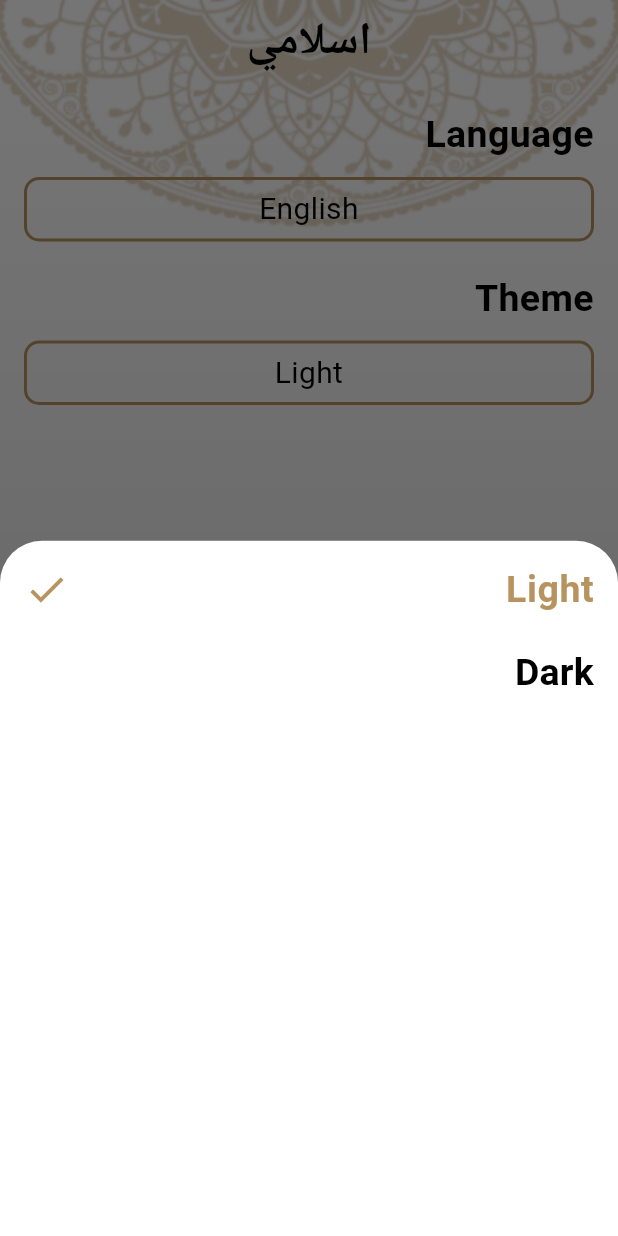
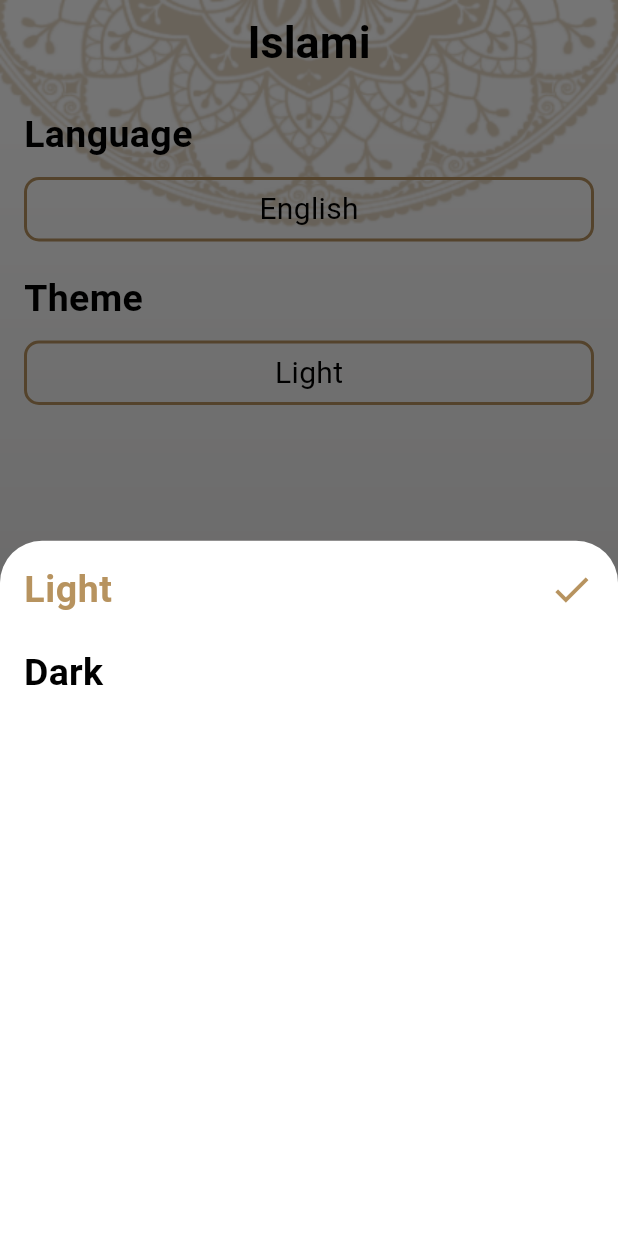
Before and after one commit to Jimmybasha/islamiapp, a Flutter app: the screen it shows after launch, item 5 of the bottom bar chosen, after a tap on "Light", on a phone screen of 412 x 824 dp. Run offline on Flutter 3.47's test engine with Material 3 defaults, Android fonts, the phone set to English and light mode, and no system bars; our stand-ins replace shared_preferences; generated files the repository leaves out were written again.

Commit message:
+Shared Preference +Dark/Light Theme Logic Buttons +Language Logic

```diff
--- a/lib/Ahadeth/AhadethDetails/AhadethDetails.dart
+++ b/lib/Ahadeth/AhadethDetails/AhadethDetails.dart
@@ -1,5 +1,7 @@
 import 'package:flutter/material.dart';
 import 'package:islamiapp/Ahadeth/Hadeth.dart';
+import 'package:islamiapp/Providers/SettingsProvider.dart';
+import 'package:provider/provider.dart';
 
 import '../../Style/DarkTheme/DarkAppStyle.dart';
 
@@ -10,12 +12,13 @@ class AhadethdetailsScreen extends StatelessWidget {
 
   @override
   Widget build(BuildContext context) {
+    SettingsProvider settingsProvider = Provider.of<SettingsProvider>(context);
     Hadeth args = ModalRoute.of(context)!.settings.arguments as Hadeth ;
     return Container(
         decoration:  BoxDecoration(
         image: DecorationImage(
         image: AssetImage(
-              DarkAppStyle.isDark
+            settingsProvider.themeMode==ThemeMode.dark
               ?"assets/images/dark_bg.png"
               :
             "assets/images/default_bg.png"
--- /dev/null
+++ b/lib/Providers/SettingsProvider.dart
@@ -0,0 +1,81 @@
+import 'package:flutter/cupertino.dart';
+import 'package:flutter/material.dart';
+import 'package:shared_preferences/shared_preferences.dart';
+
+
+class SettingsProvider extends ChangeNotifier{
+
+SettingsProvider(){
+  getTheme();
+  getLanguage();
+}
+
+  ThemeMode themeMode = ThemeMode.light;
+  String Language ="en";
+
+  //SetTheme to Get the Data sent when the user defines his unique settings
+  //To Get it by another Function
+
+   Future<void> setTheme(ThemeMode theme)async{
+    final SharedPreferences prefs = await SharedPreferences.getInstance();
+    if(theme==ThemeMode.light){
+      await prefs.setString("keyTheme","Light");
+    }else{
+      await prefs.setString("keyTheme","Dark");
+    }
+  }
+
+
+  //Data Returned from this function used to Initialize the data saved from the user last time
+  Future<void> getTheme()async{
+     final SharedPreferences prefs = await SharedPreferences.getInstance();
+      String cachedTheme = prefs.getString("keyTheme")??"Light";
+
+      if(cachedTheme=="Light"){
+        themeMode=ThemeMode.light;
+      }else{
+        themeMode=ThemeMode.dark;
+      }
+  }
+
+  Future<void> setLanguage(String language)async{
+    final SharedPreferences prefs = await SharedPreferences.getInstance();
+    if(language=="en"){
+      await prefs.setString("keyLanguage","en");
+    }else{
+      await prefs.setString("keyLanguage","ar");
+    }
+  }
+
+  Future<void> getLanguage()async{
+    final SharedPreferences prefs = await SharedPreferences.getInstance();
+    String cachedLanguage = prefs.getString("keyLanguage")??"en";
+    if(cachedLanguage=="en"){
+      Language="en";
+    }else{
+      Language="ar";
+    }
+  }
+
+
+
+  changeTheme(ThemeMode newTheme){
+    if(!(themeMode==newTheme)){
+    themeMode=newTheme;
+    notifyListeners();
+    setTheme(themeMode);
+
+    }
+  }
+
+  changeLanguage(String newLanguage){
+
+    if(!(Language==newLanguage)){
+      Language=newLanguage;
+      notifyListeners();
+      setLanguage(newLanguage);
+    }
+
+  }
+
+}
--- a/lib/Settings/ThemeBottomSheet.dart
+++ b/lib/Settings/ThemeBottomSheet.dart
@@ -1,5 +1,7 @@
 import 'package:flutter/material.dart';
-
+import 'package:islamiapp/Providers/SettingsProvider.dart';
+import 'package:provider/provider.dart';
+import 'package:flutter_gen/gen_l10n/app_localization.dart';
 import 'SelectedItem.dart';
 import 'UnselectedItem.dart';
 
@@ -7,14 +9,29 @@ class ThemeBottomSheet extends StatelessWidget {
 
   @override
   Widget build(BuildContext context) {
+    SettingsProvider settingsProvider =  Provider.of<SettingsProvider>(context);
     return Container(
       margin: const EdgeInsets.all(16),
       child:  Column(
         crossAxisAlignment: CrossAxisAlignment.stretch,
         children: [
-          SelectedItem(title:"Light"),
+          SelectedItem(
+              title:settingsProvider.themeMode==ThemeMode.light?AppLocalizations.of(context)!.light:AppLocalizations.of(context)!.dark
+          ),
           const SizedBox(height: 20),
-          UnselectedItem(title: "Dark")
+          InkWell(
+              child: UnselectedItem(
+                  title:settingsProvider.themeMode==ThemeMode.light?AppLocalizations.of(context)!.dark:AppLocalizations.of(context)!.light
+              ),
+            onTap: (){
+                if(settingsProvider.themeMode==ThemeMode.light){
+                  settingsProvider.changeTheme(ThemeMode.dark);
+                }else{
+                  settingsProvider.changeTheme(ThemeMode.light);
+                }
+                Navigator.pop(context);
+            },
+          )
         ],
       ),
     );
--- a/lib/Style/DarkTheme/DarkAppStyle.dart
+++ b/lib/Style/DarkTheme/DarkAppStyle.dart
@@ -4,7 +4,6 @@ import 'package:flutter/material.dart';
 class DarkAppStyle{
 
   static Color DarkPrimaryColor = const Color(0xff141A2E);
-  static bool isDark = false;
   static Color DarkSecondaryColor = const Color(0xffFACC1D);
   static ThemeData DarkTheme = ThemeData(
       bottomSheetTheme: BottomSheetThemeData(
--- a/lib/home/HomeScreen.dart
+++ b/lib/home/HomeScreen.dart
@@ -1,7 +1,9 @@
 import 'package:flutter/material.dart';
+import 'package:islamiapp/Providers/SettingsProvider.dart';
 import 'package:islamiapp/tabs/AhadethTab.dart';
 import 'package:islamiapp/tabs/SebhaTab.dart';
 import 'package:flutter_gen/gen_l10n/app_localization.dart';
+import 'package:provider/provider.dart';
 
 
 import '../Style/DarkTheme/DarkAppStyle.dart';
@@ -35,11 +37,12 @@ class _HomescreenState extends State<Homescreen> {
 
   @override
   Widget build(BuildContext context) {
+    SettingsProvider settingsProvider = Provider.of<SettingsProvider>(context);
     return Container(
       decoration:  BoxDecoration(
         image: DecorationImage(
             image: AssetImage(
-                DarkAppStyle.isDark
+                settingsProvider.themeMode==ThemeMode.dark
                     ?"assets/images/dark_bg.png"
                     :
                 "assets/images/default_bg.png"
--- a/lib/l10n/intl_ar.arb
+++ b/lib/l10n/intl_ar.arb
@@ -6,6 +6,10 @@
   "ahadeth": "أحاديث",
   "tasbeeh": "تسبيح",
   "radio": "اّذاعة",
-  "settings": "الاعدادات"
+  "settings": "الاعدادات",
+  "language": "اللغة",
+  "theme": "المظهر",
+  "dark": "مظلم",
+  "light": "المضئ"
 
 }
--- a/lib/main.dart
+++ b/lib/main.dart
@@ -1,13 +1,20 @@
 import 'package:flutter/material.dart';
 import 'package:flutter_localizations/flutter_localizations.dart';
 import 'package:islamiapp/Ahadeth/AhadethDetails/AhadethDetails.dart';
+import 'package:islamiapp/Providers/SettingsProvider.dart';
 import 'package:islamiapp/QuranDetails/QuranDetailsScreen.dart';
 import 'package:islamiapp/Style/DarkTheme/DarkAppStyle.dart';
 import 'package:islamiapp/Style/LightTheme/LightAppStyle.dart';
 import 'package:islamiapp/home/HomeScreen.dart';
 import 'package:flutter_gen/gen_l10n/app_localization.dart';
+import 'package:provider/provider.dart';
 void main() {
-  runApp(const MyApp());
+  runApp(
+      ChangeNotifierProvider(
+          create: (context)=>SettingsProvider(),
+          child: const MyApp(),
+      )
+  );
 }
 
 class MyApp extends StatelessWidget {
@@ -17,11 +24,12 @@ class MyApp extends StatelessWidget {
   // This widget is the root of your application.
   @override
   Widget build(BuildContext context) {
+    SettingsProvider settingsProvider = Provider.of<SettingsProvider>(context);
     return MaterialApp(
       title: "Flutter Demo",
       theme:LightAppStyle.LighTheme ,
-      darkTheme: DarkAppStyle.DarkTheme,
-      themeMode: ThemeMode.light,
+      darkTheme:DarkAppStyle.DarkTheme,
+      themeMode: settingsProvider.themeMode,
       routes: {
         Homescreen.routeName:(_)=>Homescreen(),
         QuranDetailsScreen.routeName:(_)=>QuranDetailsScreen(),
@@ -38,7 +46,7 @@ class MyApp extends StatelessWidget {
         Locale("en"),
         Locale("ar"),
       ],
-      locale: const Locale("ar") ,
+      locale:  Locale(settingsProvider.Language) ,
     );
   }
 }
--- a/lib/tabs/SettingsTab.dart
+++ b/lib/tabs/SettingsTab.dart
@@ -1,18 +1,23 @@
 import 'package:flutter/material.dart';
+import 'package:islamiapp/Providers/SettingsProvider.dart';
 import 'package:islamiapp/Settings/LanguageBottomSheet.dart';
 import 'package:islamiapp/Settings/ThemeBottomSheet.dart';
+import 'package:provider/provider.dart';
+import 'package:flutter_gen/gen_l10n/app_localization.dart';
 
 class SettingsTab extends StatelessWidget {
 
   @override
   Widget build(BuildContext context) {
+    SettingsProvider settingsProvider = Provider.of<SettingsProvider>(context);
     return  Container(
       margin:const EdgeInsets.all(16),
       child: Column(
         crossAxisAlignment: CrossAxisAlignment.stretch,
         children: [
-          const Text("Language",
-            style: TextStyle(
+           Text(
+             AppLocalizations.of(context)!.language,
+            style: const TextStyle(
             fontWeight: FontWeight.bold,
             fontSize: 25,
           ),
@@ -38,8 +43,8 @@ class SettingsTab extends StatelessWidget {
                   width: 2,
                 )
               ),
-              child:const Text("English",
-                style:TextStyle(
+              child:  Text(settingsProvider.Language=="en"?"English":"العربية",
+                style:   TextStyle(
                  fontSize: 20,
                 ),
               ),
@@ -48,8 +53,8 @@ class SettingsTab extends StatelessWidget {
 
           const   SizedBox(height: 20),
 
-          const Text("Theme",
-            style: TextStyle(
+           Text(AppLocalizations.of(context)!.theme,
+            style: const TextStyle(
               fontWeight: FontWeight.bold,
               fontSize: 25,
             ),
@@ -73,8 +78,10 @@ class SettingsTab extends StatelessWidget {
                     width: 2,
                   )
               ),
-              child:  const Text("Light",
-                style:TextStyle(
+              child:   Text(settingsProvider.themeMode==ThemeMode.dark ?
+              AppLocalizations.of(context)!.dark:
+              AppLocalizations.of(context)!.light,
+                style:const TextStyle(
                   fontSize: 20,
                 ),
               ),
--- a/pubspec.yaml
+++ b/pubspec.yaml
@@ -40,6 +40,8 @@ dependencies:
   flutter_localizations:
     sdk: flutter
   intl: any
+  provider: ^6.1.2
+  shared_preferences: ^2.3.3
 
 dev_dependencies:
   flutter_test:
```
Also changed, not shown: lib/QuranDetails/QuranDetailsScreen.dart (+7 -3 lines), lib/Settings/LanguageBottomSheet.dart (+17 -2 lines), lib/l10n/intl_en.arb (+5 -2 lines), lib/tabs/SebhaTab.dart (+7 -3 lines), lib/generated/intl/messages_ar.dart, lib/generated/intl/messages_en.dart, lib/generated/l10n.dart, pubspec.lock, 1 other file.
